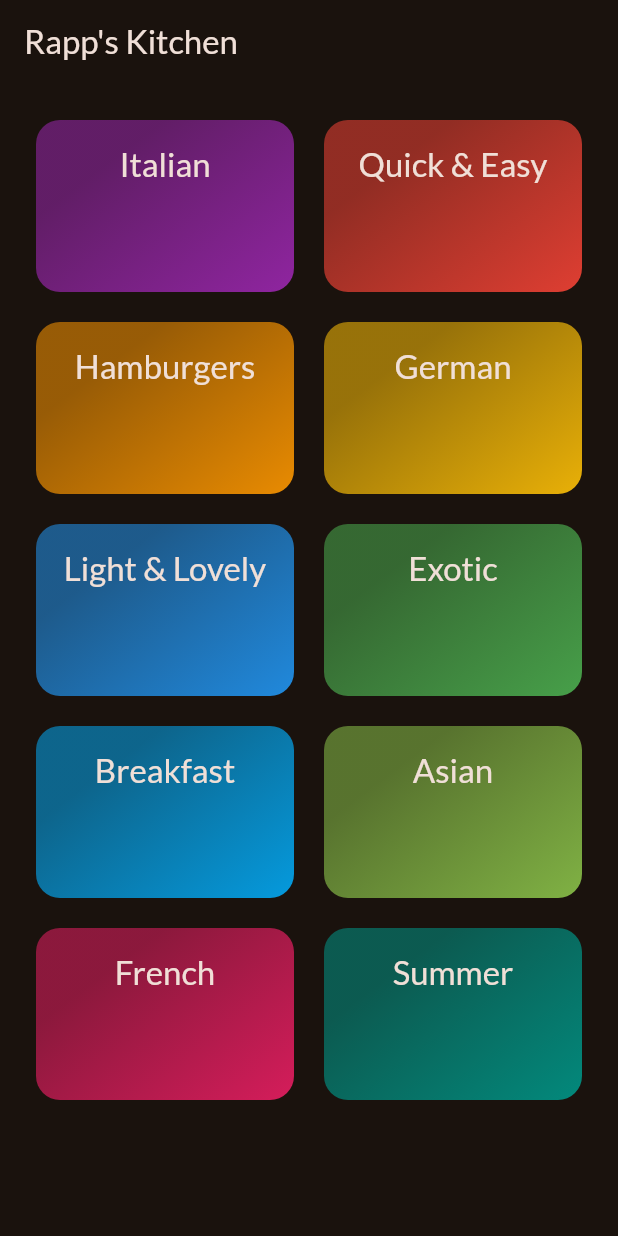
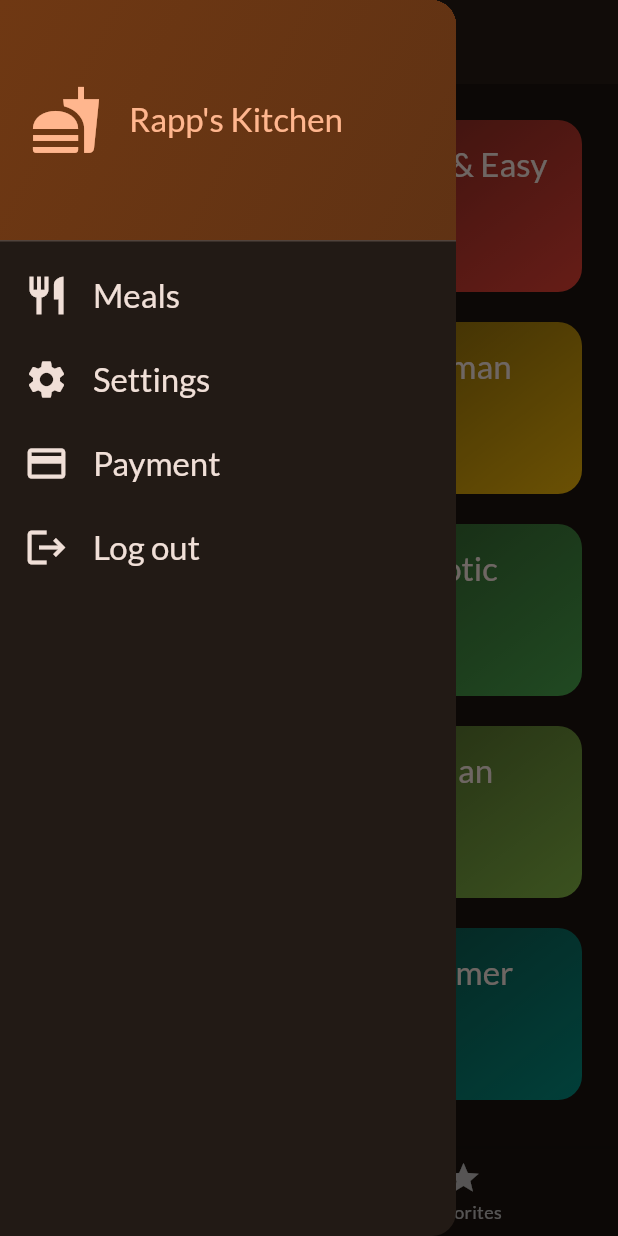
Before and after one commit to mrrapp/Rapps_kitchen, a Flutter app: the screen it shows after launch, with the side drawer open (before the commit the screen has no drawer), on a phone screen of 412 x 824 dp. Run offline on Flutter 3.47's test engine with Material 2 defaults, Android fonts, the phone set to English and light mode, and no system bars; our stand-ins replace google_fonts, transparent_image.

Commit message:
progress made in menu drawer

```diff
--- a/lib/main.dart
+++ b/lib/main.dart
@@ -1,7 +1,8 @@
 import 'package:flutter/material.dart';
 
 import 'package:google_fonts/google_fonts.dart';
-import 'package:meals_app/screens/categories.dart';
+
+import 'package:meals_app/screens/tabs.dart';
 
 final theme = ThemeData(
   useMaterial3: true,
@@ -23,7 +24,7 @@ class App extends StatelessWidget {
   Widget build(BuildContext context) {
     return MaterialApp(
       theme: theme,
-      home: const CategoriesScreen(),
+      home: const TabsScreen(),
     );
   }
 }
--- a/lib/screens/categories.dart
+++ b/lib/screens/categories.dart
@@ -5,8 +5,11 @@ import 'package:meals_app/screens/meals.dart';
 
 import 'package:meals_app/widgets/category_grid_item.dart';
 
+import '../model/meal.dart';
+
 class CategoriesScreen extends StatelessWidget {
-  const CategoriesScreen({super.key});
+  const CategoriesScreen({super.key, required this.onToggleFavorite});
+  final void Function(Meal meal) onToggleFavorite;
   // a function to switch screens
   void _selectCategory(BuildContext context, Category category) {
     // filtering to get selected categories
@@ -18,7 +21,7 @@ class CategoriesScreen extends StatelessWidget {
 
     Navigator.of(context).push(
       MaterialPageRoute(
-        builder: (context) => MealsScreen(
+        builder: (context) => MealsScreen(onToggleFavorite:onToggleFavorite ,
           title: category.title,
           meals: filteredMeals,
         ),
@@ -28,11 +31,7 @@ class CategoriesScreen extends StatelessWidget {
 
   @override
   Widget build(BuildContext context) {
-    return Scaffold(
-      appBar: AppBar(
-        title: const Text('Rapp\'s Kitchen'),
-      ),
-      body: GridView(
+    return GridView(
         padding: const EdgeInsets.all(24),
         gridDelegate: const SliverGridDelegateWithFixedCrossAxisCount(
           crossAxisCount: 2,
@@ -46,7 +45,6 @@ class CategoriesScreen extends StatelessWidget {
               category: category,
               onSelectCategory: () => _selectCategory(context, category),
             ),
-          ]),
-    );
+        ]);
   }
 }
--- /dev/null
+++ b/lib/screens/tabs.dart
@@ -0,0 +1,100 @@
+import 'package:flutter/material.dart';
+import 'package:meals_app/screens/categories.dart';
+import 'package:meals_app/screens/meals.dart';
+import 'package:meals_app/widgets/main_drawer.dart';
+
+import '../model/meal.dart';
+
+class TabsScreen extends StatefulWidget {
+  const TabsScreen({
+    super.key,
+  });
+
+  @override
+  State<TabsScreen> createState() => _TabsScreenState();
+}
+
+class _TabsScreenState extends State<TabsScreen> {
+  // making logic for the body
+  int _selectedPageIndex = 0;
+// showing message on clicking favorite button on meals page
+  void _showInfoMessage(String message) {
+    ScaffoldMessenger.of(context)
+        .clearSnackBars(); // to clear any snack maybe being displayed
+    ScaffoldMessenger.of(context).showSnackBar(
+      SnackBar(
+        content: Text(
+          message,
+          style: Theme.of(context)
+              .textTheme
+              .subtitle1!
+              .copyWith(color: Theme.of(context).colorScheme.onPrimary),
+        ),
+      ),
+    );
+  }
+
+  // function for adding or removing favorite meals
+  final List<Meal> _favoriteMeals = [];
+  void _updateFavoriteMeals(Meal meal) {
+    // checking if meal is in favorite meal
+    final mealExisting = _favoriteMeals.contains(meal);
+    if (mealExisting) {
+      setState(() {
+        _favoriteMeals.remove(meal);
+        _showInfoMessage('Favorite meal removed');
+      });
+    } else {
+      setState(() {
+        _favoriteMeals.add(meal);
+        _showInfoMessage('Favorite meal added');
+      });
+    }
+  }
+
+  void _selectPage(int index) {
+    //you need to set state to update UI
+    setState(() {
+      _selectedPageIndex = index;
+    });
+  }
+
+  @override
+  Widget build(BuildContext context) {
+    Widget actvePage = CategoriesScreen(
+      onToggleFavorite: _updateFavoriteMeals,
+    );
+    var activePageTitle = 'Categories';
+    if (_selectedPageIndex == 1) {
+      activePageTitle = 'Your Favorites';
+      actvePage = MealsScreen(
+        meals: _favoriteMeals,
+        onToggleFavorite: _updateFavoriteMeals,
+      );
+    }
+
+    return Scaffold(
+      drawer: const MainDrawer(),
+      appBar: AppBar(
+        elevation: 1,
+        centerTitle: true,
+        title: Text(activePageTitle),
+      ),
+      body: actvePage,
+      bottomNavigationBar: BottomNavigationBar(
+        onTap: _selectPage,
+        currentIndex: _selectedPageIndex,
+        items: const [
+          BottomNavigationBarItem(
+            icon: Icon(Icons.set_meal),
+            label: 'Categories',
+          ),
+          BottomNavigationBarItem(
+            icon: Icon(Icons.star),
+            label: 'Favorites',
+          ),
+        ],
+      ),
+    );
+  }
+}
--- /dev/null
+++ b/lib/widgets/main_drawer.dart
@@ -0,0 +1,51 @@
+import 'package:flutter/material.dart';
+import 'package:meals_app/widgets/main_drawer_list_tile.dart';
+
+class MainDrawer extends StatelessWidget {
+  const MainDrawer({super.key});
+
+  @override
+  Widget build(BuildContext context) {
+    return Drawer(
+      child: Column(
+        children: [
+          DrawerHeader(
+            padding: const EdgeInsets.all(20),
+            decoration: BoxDecoration(
+                gradient: LinearGradient(
+              colors: [
+                Theme.of(context).colorScheme.primaryContainer,
+                Theme.of(context).colorScheme.primaryContainer.withOpacity(0.8)
+              ],
+              begin: Alignment.topLeft,
+              end: Alignment.bottomRight,
+            )),
+            child: Row(
+              children: [
+                // iocn
+                Icon(
+                  Icons.fastfood,
+                  size: 48,
+                  color: Theme.of(context).colorScheme.primary,
+                ),
+                const SizedBox(
+                  width: 18,
+                ),
+                Text(
+                  'Rapp\'s Kitchen',
+                  style: Theme.of(context).textTheme.titleLarge!.copyWith(
+                        color: Theme.of(context).colorScheme.primary,
+                      ),
+                )
+              ],
+            ),
+          ),
+          const DrawerTile(icon: Icons.restaurant, title: 'Meals'),
+          const DrawerTile(icon: Icons.settings, title: 'Settings'),
+          const DrawerTile(icon: Icons.payment, title: 'Payment'),
+          const DrawerTile(icon: Icons.logout, title: 'Log out'),
+        ],
+      ),
+    );
+  }
+}
--- /dev/null
+++ b/lib/widgets/main_drawer_list_tile.dart
@@ -0,0 +1,26 @@
+import 'package:flutter/material.dart';
+
+class DrawerTile extends StatelessWidget {
+  const DrawerTile({super.key, required this.icon,required this.title});
+  final IconData icon;
+  final String title;
+
+
+  @override
+  Widget build(BuildContext context) {
+    return ListTile(
+      leading: Icon(
+        icon,
+        size: 30,
+        color: Theme.of(context).colorScheme.onBackground,
+      ),
+      title: Text(
+        title,
+        style: Theme.of(context).textTheme.titleLarge!.copyWith(
+              color: Theme.of(context).colorScheme.onBackground,
+            ),
+      ),
+      onTap: () {},
+    );
+  }
+}
```
Also changed, not shown: lib/screens/meal_details.dart (+10 -1 lines), lib/screens/meals.dart (+57 -16 lines). Lines whose indentation alone changed are shown as unchanged.
